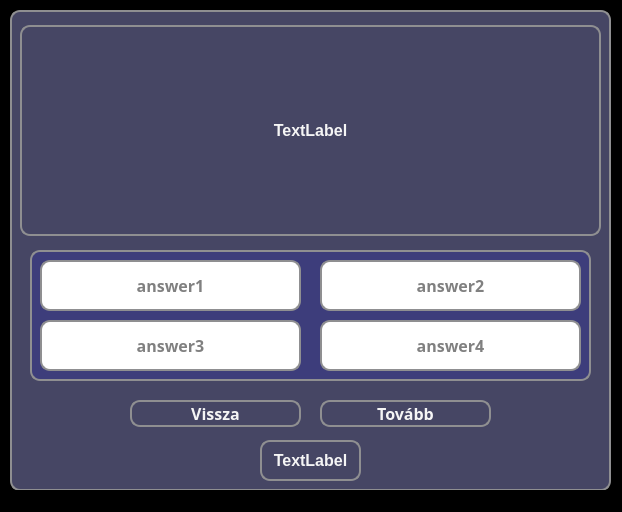
First picture: the form in src/main/resources/ui/highcontrast/highContrastQuizScreen.ui, repository pkristof1999/Szakdolgozat, before the edit.
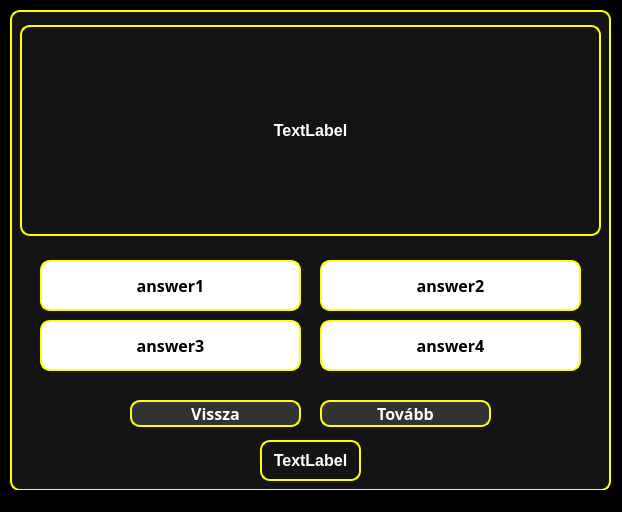
Second picture: the form after the edit.

The edit to the form file:
```diff
--- a/src/main/resources/ui/highcontrast/highContrastQuizScreen.ui
+++ b/src/main/resources/ui/highcontrast/highContrastQuizScreen.ui
@@ -30,8 +30,8 @@
     </property>
     <property name="styleSheet">
      <string notr="true">* {
-	background-color: rgb(70, 70, 100);
-    border: 2px solid #8f8f91;
+	background-color: rgb(20, 20, 20);
+    border: 2px solid yellow;
     border-radius: 10px;
     color: white;
     font-size: 16px;
@@ -49,8 +49,8 @@
      </property>
      <property name="styleSheet">
       <string notr="true">* {
-	background-color: #3d3d7b;
-	border: 2px solid #8f8f91;
+	background-color: rgb(20, 20, 20);
+	border: None;
 	border-radius: 10px;
 	color: white;
 	font-size: 16px;
@@ -76,7 +76,8 @@
       <property name="styleSheet">
        <string notr="true">* {
 	background-color: white;
-	color: grey;
+	border: 2px solid yellow;
+	color: black;
 }
 
 *:hover {
@@ -110,7 +111,8 @@
       <property name="styleSheet">
        <string notr="true">* {
 	background-color: white;
-	color: grey;
+	border: 2px solid yellow;
+	color: black;
 }
 
 *:hover {
@@ -144,7 +146,8 @@
       <property name="styleSheet">
        <string notr="true">* {
 	background-color: white;
-	color: grey;
+	border: 2px solid yellow;
+	color: black;
 }
 
 *:hover {
@@ -178,7 +181,8 @@
       <property name="styleSheet">
        <string notr="true">* {
 	background-color: white;
-	color: grey;
+	border: 2px solid yellow;
+	color: black;
 }
 
 *:hover {
@@ -212,8 +216,8 @@
      </property>
      <property name="styleSheet">
       <string notr="true">* {
-	background-color: rgb(70, 70, 100);
-	color: whitesmoke;
+	background-color: rgb(50, 50, 50);
+	color: white;
 }
 
 *:hover {
@@ -243,8 +247,8 @@
      </property>
      <property name="styleSheet">
       <string notr="true">* {
-	background-color: rgb(70, 70, 100);
-	color: whitesmoke;
+	background-color: rgb(50, 50, 50);
+	color: white;
 }
 
 *:hover {
@@ -267,7 +271,7 @@
      </property>
      <property name="styleSheet">
       <string notr="true">* {
-	color: whitesmoke;
+	color: white;
 }</string>
      </property>
      <property name="text">
@@ -288,7 +292,7 @@
      </property>
      <property name="styleSheet">
       <string notr="true">* {
-	    color: whitesmoke;
+	    color: white;
 }</string>
      </property>
      <property name="text">
```
Left out of the diff: 24 changed lines with no effect on the pictures.
